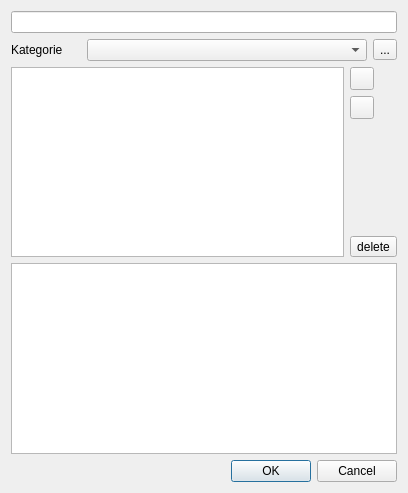
Qt form recipe_input.ui (hugo204/cookbook) before a commit.
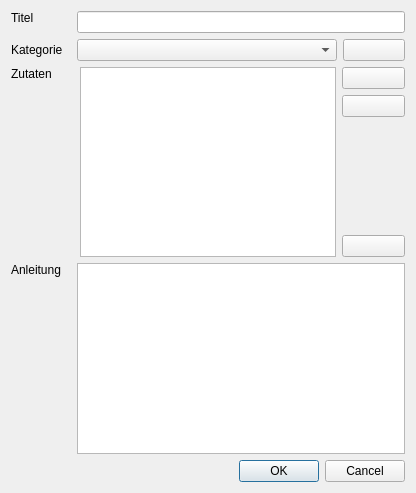
The same form after that commit. Icons and pictures are not drawn.

Commit message: improve design layout

```diff
--- a/recipe_input.ui
+++ b/recipe_input.ui
@@ -17,38 +17,40 @@
    <item>
     <layout class="QVBoxLayout" name="verticalLayout_2">
      <item>
-      <widget class="QLineEdit" name="lineEdit_titel"/>
+      <layout class="QHBoxLayout" name="horizontalLayout_5">
+       <item alignment="Qt::AlignRight|Qt::AlignTop">
+        <widget class="QLabel" name="label_3">
+         <property name="minimumSize">
+          <size>
+           <width>60</width>
+           <height>0</height>
+          </size>
+         </property>
+         <property name="styleSheet">
+          <string notr="true">qproperty-alignment: AlignCenter;</string>
+         </property>
+         <property name="text">
+          <string>Titel</string>
+         </property>
+        </widget>
+       </item>
+       <item>
+        <widget class="QLineEdit" name="lineEdit_titel"/>
+       </item>
+      </layout>
      </item>
      <item>
       <layout class="QHBoxLayout" name="horizontalLayout_3">
        <item>
-        <widget class="QLabel" name="label">
-         <property name="sizePolicy">
-          <sizepolicy hsizetype="Minimum" vsizetype="Maximum">
-           <horstretch>0</horstretch>
-           <verstretch>0</verstretch>
-          </sizepolicy>
-         </property>
+        <widget class="QLabel" name="label_4">
          <property name="minimumSize">
           <size>
            <width>60</width>
-           <height>16</height>
-          </size>
-         </property>
-         <property name="maximumSize">
-          <size>
-           <width>168</width>
-           <height>16</height>
-          </size>
-         </property>
-         <property name="sizeIncrement">
-          <size>
-           <width>0</width>
            <height>0</height>
           </size>
          </property>
-         <property name="frameShape">
-          <enum>QFrame::NoFrame</enum>
+         <property name="styleSheet">
+          <string notr="true">qproperty-alignment: AlignCenter;</string>
          </property>
          <property name="text">
           <string>Kategorie</string>
@@ -62,16 +64,22 @@
         <widget class="QComboBox" name="comboBox">
          <property name="minimumSize">
           <size>
-           <width>280</width>
+           <width>260</width>
            <height>0</height>
           </size>
          </property>
         </widget>
        </item>
        <item>
-        <widget class="QToolButton" name="toolButton_add_category">
+        <widget class="QPushButton" name="pushButton_add_category">
+         <property name="minimumSize">
+          <size>
+           <width>62</width>
+           <height>0</height>
+          </size>
+         </property>
          <property name="text">
-          <string>...</string>
+          <string/>
          </property>
          <property name="icon">
           <iconset resource="myres.qrc">
@@ -82,14 +90,46 @@
       </layout>
      </item>
      <item>
-      <layout class="QHBoxLayout" name="horizontalLayout">
+      <layout class="QVBoxLayout" name="verticalLayout_4"/>
+     </item>
+     <item>
+      <layout class="QHBoxLayout" name="horizontalLayout_2">
+       <item alignment="Qt::AlignTop">
+        <widget class="QLabel" name="label">
+         <property name="minimumSize">
+          <size>
+           <width>60</width>
+           <height>0</height>
+          </size>
+         </property>
+         <property name="styleSheet">
+          <string notr="true">qproperty-alignment: AlignCenter;</string>
+         </property>
+         <property name="text">
+          <string>Zutaten</string>
+         </property>
+        </widget>
+       </item>
        <item>
-        <widget class="QListView" name="listView"/>
+        <widget class="QListView" name="listView">
+         <property name="sizePolicy">
+          <sizepolicy hsizetype="Minimum" vsizetype="Expanding">
+           <horstretch>0</horstretch>
+           <verstretch>0</verstretch>
+          </sizepolicy>
+         </property>
+         <property name="minimumSize">
+          <size>
+           <width>250</width>
+           <height>0</height>
+          </size>
+         </property>
+        </widget>
        </item>
        <item>
         <layout class="QVBoxLayout" name="verticalLayout">
          <item>
-          <widget class="QToolButton" name="toolButton_add_ingredient">
+          <widget class="QPushButton" name="pushButton_add_ingredient">
            <property name="text">
             <string/>
            </property>
@@ -103,7 +143,7 @@
           </widget>
          </item>
          <item>
-          <widget class="QToolButton" name="toolButton_edit_ingredient">
+          <widget class="QPushButton" name="pushButton_edit_ingredient">
            <property name="text">
             <string/>
            </property>
@@ -130,9 +170,9 @@
           </spacer>
          </item>
          <item>
-          <widget class="QToolButton" name="toolButton_delete_ingredient">
+          <widget class="QPushButton" name="pushButton_delete_ingredient">
            <property name="text">
-            <string>delete</string>
+            <string/>
            </property>
            <property name="icon">
             <iconset resource="myres.qrc">
@@ -148,7 +188,27 @@
       </layout>
      </item>
      <item>
-      <widget class="QPlainTextEdit" name="plainTextEdit"/>
+      <layout class="QHBoxLayout" name="horizontalLayout_4">
+       <item alignment="Qt::AlignRight|Qt::AlignTop">
+        <widget class="QLabel" name="label_2">
+         <property name="minimumSize">
+          <size>
+           <width>60</width>
+           <height>0</height>
+          </size>
+         </property>
+         <property name="styleSheet">
+          <string notr="true">qproperty-alignment: AlignCenter;</string>
+         </property>
+         <property name="text">
+          <string>Anleitung</string>
+         </property>
+        </widget>
+       </item>
+       <item>
+        <widget class="QPlainTextEdit" name="plainTextEdit"/>
+       </item>
+      </layout>
      </item>
     </layout>
    </item>
```
Left out of the diff: 11 changed lines with no effect on the pictures.
